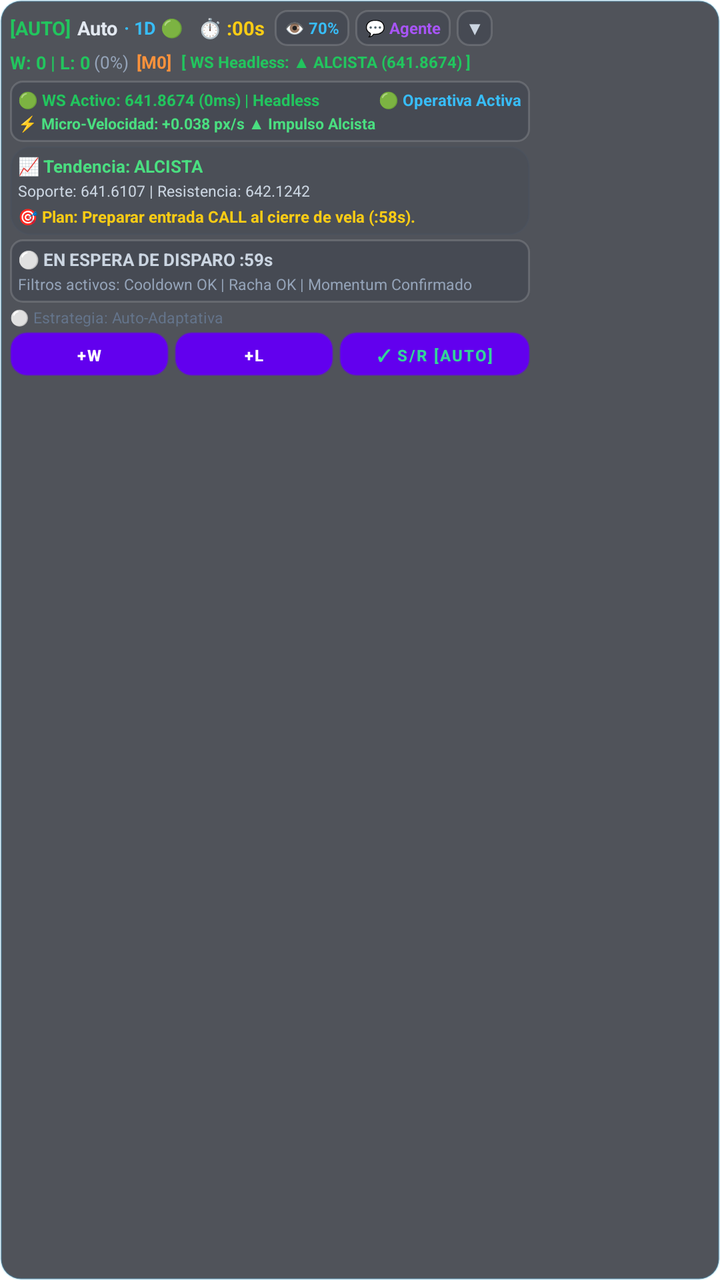
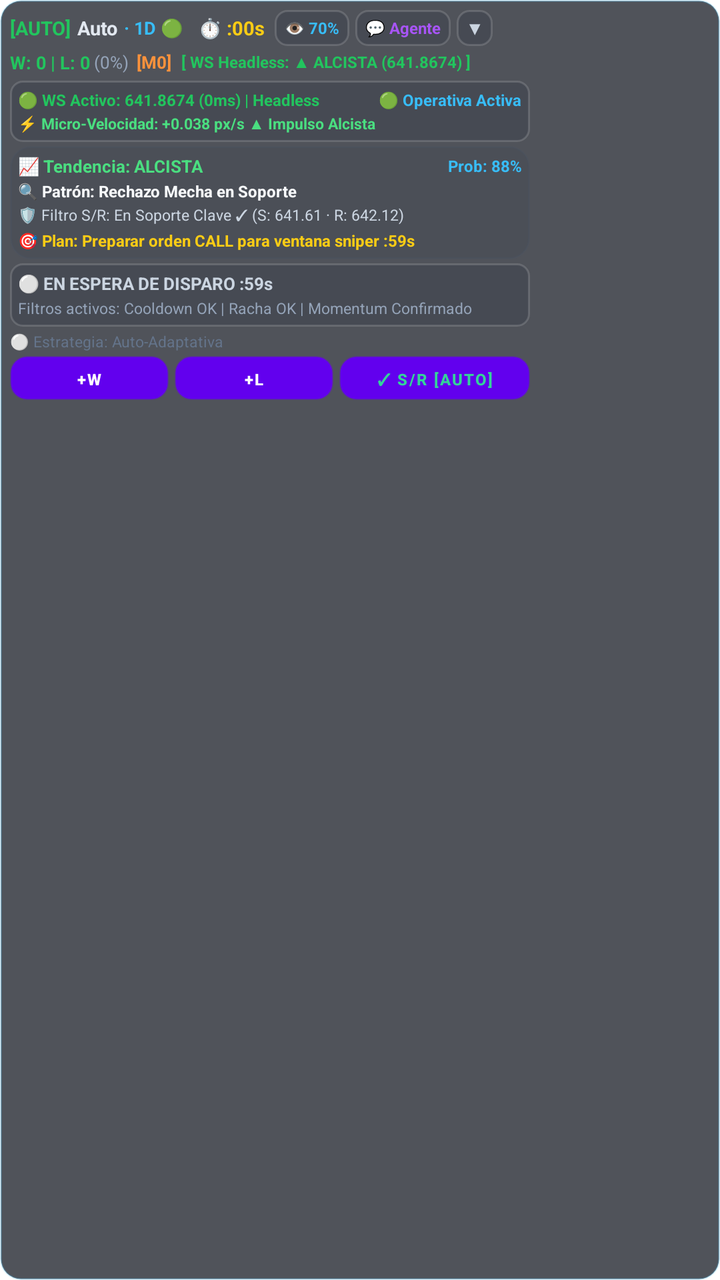

An Android layout rendered at two revisions. The XML below is the earlier revision; the diff shows what the commit changed to produce the second picture.
<!-- AndroidManifest.xml: application theme Theme.TradeDraw -->
<!-- res/layout/layout_trading_hud.xml -->
<?xml version="1.0" encoding="utf-8"?>
<LinearLayout xmlns:android="http://schemas.android.com/apk/res/android"
    android:id="@+id/hud_root"
    android:layout_width="wrap_content"
    android:layout_height="wrap_content"
    android:orientation="vertical"
    android:background="@drawable/bg_hud_panel"
    android:padding="5dp"
    android:elevation="14dp">

    
    <LinearLayout
        android:id="@+id/hud_header_line1"
        android:layout_width="wrap_content"
        android:layout_height="wrap_content"
        android:orientation="horizontal"
        android:gravity="center_vertical">

        <TextView
            android:id="@+id/hud_mode"
            android:layout_width="wrap_content"
            android:layout_height="wrap_content"
            android:text="[AUTO]"
            android:textColor="#22c55e"
            android:textSize="9.5sp"
            android:textStyle="bold"
            android:paddingEnd="3dp" />

        <TextView
            android:id="@+id/hud_strategy"
            android:layout_width="wrap_content"
            android:layout_height="wrap_content"
            android:text="Auto"
            android:textColor="#e2e8f0"
            android:textSize="9.5sp"
            android:textStyle="bold" />

        <TextView
            android:id="@+id/hud_streak_badge"
            android:layout_width="wrap_content"
            android:layout_height="wrap_content"
            android:text="· 1D 🟢"
            android:textColor="#38bdf8"
            android:textSize="9sp"
            android:textStyle="bold"
            android:layout_marginStart="3dp" />

        <TextView
            android:id="@+id/hud_timer"
            android:layout_width="wrap_content"
            android:layout_height="wrap_content"
            android:text=" ⏱️ :00s"
            android:textColor="#facc15"
            android:textSize="9.5sp"
            android:textStyle="bold"
            android:layout_marginStart="5dp" />

        
        <TextView
            android:id="@+id/hud_btn_opacity"
            android:layout_width="wrap_content"
            android:layout_height="18dp"
            android:text=" 👁️ 70% "
            android:textColor="#38bdf8"
            android:textSize="8sp"
            android:textStyle="bold"
            android:gravity="center"
            android:background="@drawable/bg_hud_chip"
            android:layout_marginStart="5dp"
            android:paddingHorizontal="3dp"
            android:clickable="true"
            android:focusable="true" />

        
        <TextView
            android:id="@+id/hud_btn_chat"
            android:layout_width="wrap_content"
            android:layout_height="18dp"
            android:text=" 💬 Agente "
            android:textColor="#a855f7"
            android:textSize="8sp"
            android:textStyle="bold"
            android:gravity="center"
            android:background="@drawable/bg_hud_chip"
            android:layout_marginStart="3dp"
            android:paddingHorizontal="3dp"
            android:clickable="true"
            android:focusable="true" />

        
        <TextView
            android:id="@+id/hud_btn_collapse"
            android:layout_width="18dp"
            android:layout_height="18dp"
            android:text="▼"
            android:textColor="#cbd5e1"
            android:textSize="8.5sp"
            android:textStyle="bold"
            android:gravity="center"
            android:background="@drawable/bg_hud_chip"
            android:layout_marginStart="3dp"
            android:clickable="true"
            android:focusable="true" />
    </LinearLayout>

    
    <LinearLayout
        android:id="@+id/hud_opacity_slider_container"
        android:layout_width="match_parent"
        android:layout_height="24dp"
        android:orientation="horizontal"
        android:gravity="center_vertical"
        android:background="@drawable/bg_hud_chip"
        android:paddingHorizontal="6dp"
        android:layout_marginTop="2dp"
        android:visibility="gone">

        <TextView
            android:layout_width="wrap_content"
            android:layout_height="wrap_content"
            android:text="👁️ Opacidad"
            android:textColor="#38bdf8"
            android:textSize="8sp"
            android:textStyle="bold" />

        <SeekBar
            android:id="@+id/hud_seek_opacity"
            android:layout_width="0dp"
            android:layout_height="wrap_content"
            android:layout_weight="1"
            android:max="80"
            android:progress="50"
            android:thumbTint="#38bdf8"
            android:progressTint="#38bdf8"
            android:progressBackgroundTint="#334155" />

        <TextView
            android:id="@+id/hud_txt_opacity_value"
            android:layout_width="28dp"
            android:layout_height="wrap_content"
            android:text="70%"
            android:gravity="end"
            android:textColor="#f8fafc"
            android:textSize="8sp"
            android:textStyle="bold" />
    </LinearLayout>

    
    <LinearLayout
        android:id="@+id/hud_header_line2"
        android:layout_width="wrap_content"
        android:layout_height="wrap_content"
        android:orientation="horizontal"
        android:gravity="center_vertical"
        android:layout_marginTop="2dp">

        <TextView
            android:id="@+id/hud_stats"
            android:layout_width="wrap_content"
            android:layout_height="wrap_content"
            android:text="W: 0 | L: 0"
            android:textColor="#22c55e"
            android:textSize="9sp"
            android:textStyle="bold" />

        <TextView
            android:id="@+id/hud_winrate"
            android:layout_width="wrap_content"
            android:layout_height="wrap_content"
            android:text=" (0%)"
            android:textColor="#94a3b8"
            android:textSize="8.5sp" />

        <TextView
            android:id="@+id/hud_martingale_badge"
            android:layout_width="wrap_content"
            android:layout_height="wrap_content"
            android:text=" [M0]"
            android:textColor="#fb923c"
            android:textSize="8.5sp"
            android:textStyle="bold"
            android:layout_marginStart="2dp" />

        
        <TextView
            android:id="@+id/hud_power_bar"
            android:layout_width="wrap_content"
            android:layout_height="wrap_content"
            android:text="[ WS Headless: ▲ ALCISTA (641.8674) ]"
            android:textColor="#22c55e"
            android:textSize="8sp"
            android:textStyle="bold"
            android:layout_marginStart="5dp" />
    </LinearLayout>

    
    <LinearLayout
        android:id="@+id/hud_details_container"
        android:layout_width="260dp"
        android:layout_height="wrap_content"
        android:orientation="vertical"
        android:layout_marginTop="3dp"
        android:visibility="visible">

        
        <LinearLayout
            android:layout_width="match_parent"
            android:layout_height="wrap_content"
            android:orientation="vertical"
            android:background="@drawable/bg_hud_chip"
            android:padding="4dp"
            android:layout_marginBottom="2dp">

            <LinearLayout
                android:layout_width="match_parent"
                android:layout_height="wrap_content"
                android:orientation="horizontal"
                android:gravity="center_vertical">

                <TextView
                    android:id="@+id/hud_diag"
                    android:layout_width="0dp"
                    android:layout_height="wrap_content"
                    android:layout_weight="1"
                    android:text="🟢 WS Activo: 641.8674 (0ms) | Headless"
                    android:textColor="#22c55e"
                    android:textSize="8sp"
                    android:textStyle="bold" />

                <TextView
                    android:id="@+id/hud_status"
                    android:layout_width="wrap_content"
                    android:layout_height="wrap_content"
                    android:text="🟢 Operativa Activa"
                    android:textColor="#38bdf8"
                    android:textSize="8sp"
                    android:textStyle="bold" />
            </LinearLayout>

            
            <TextView
                android:id="@+id/hud_tick_velocity"
                android:layout_width="match_parent"
                android:layout_height="wrap_content"
                android:text="⚡ Micro-Velocidad: +0.038 px/s ▲ Impulso Alcista"
                android:textColor="#4ade80"
                android:textSize="7.5sp"
                android:textStyle="bold"
                android:layout_marginTop="1dp" />
        </LinearLayout>

        
        <LinearLayout
            android:id="@+id/hud_didactic_card"
            android:layout_width="match_parent"
            android:layout_height="wrap_content"
            android:orientation="vertical"
            android:background="@drawable/bg_hud_signal_idle"
            android:padding="4dp"
            android:layout_marginBottom="2dp">

            
            <TextView
                android:id="@+id/hud_trend_badge"
                android:layout_width="wrap_content"
                android:layout_height="wrap_content"
                android:text="📈 Tendencia: ALCISTA"
                android:textColor="#4ade80"
                android:textSize="8.5sp"
                android:textStyle="bold" />

            
            <TextView
                android:id="@+id/hud_trend_reason"
                android:layout_width="wrap_content"
                android:layout_height="wrap_content"
                android:text="Soporte: 641.6107 | Resistencia: 642.1242"
                android:textColor="#cbd5e1"
                android:textSize="7.5sp"
                android:layout_marginTop="1dp" />

            
            <TextView
                android:id="@+id/hud_planned_action"
                android:layout_width="match_parent"
                android:layout_height="wrap_content"
                android:text="🎯 Plan: Preparar entrada CALL al cierre de vela (:58s)."
                android:textColor="#facc15"
                android:textSize="8sp"
                android:textStyle="bold"
                android:layout_marginTop="2dp" />
        </LinearLayout>

        
        <LinearLayout
            android:id="@+id/hud_signal_card"
            android:layout_width="match_parent"
            android:layout_height="wrap_content"
            android:orientation="vertical"
            android:background="@drawable/bg_hud_chip"
            android:padding="4dp"
            android:layout_marginBottom="2dp">

            <LinearLayout
                android:layout_width="match_parent"
                android:layout_height="wrap_content"
                android:orientation="horizontal"
                android:gravity="center_vertical">

                <TextView
                    android:id="@+id/hud_signal_title"
                    android:layout_width="0dp"
                    android:layout_height="wrap_content"
                    android:layout_weight="1"
                    android:text="⚪ EN ESPERA DE DISPARO :59s"
                    android:textColor="#cbd5e1"
                    android:textSize="8.5sp"
                    android:textStyle="bold" />

                <TextView
                    android:id="@+id/hud_signal_countdown"
                    android:layout_width="wrap_content"
                    android:layout_height="wrap_content"
                    android:text=""
                    android:textColor="#facc15"
                    android:textSize="8sp"
                    android:textStyle="bold"
                    android:visibility="gone" />
            </LinearLayout>

            <TextView
                android:id="@+id/hud_signal_desc"
                android:layout_width="match_parent"
                android:layout_height="wrap_content"
                android:text="Filtros activos: Cooldown OK | Racha OK | Momentum Confirmado"
                android:textColor="#94a3b8"
                android:textSize="7.5sp"
                android:layout_marginTop="1dp" />
        </LinearLayout>

        
        <TextView
            android:id="@+id/hud_hint"
            android:layout_width="wrap_content"
            android:layout_height="wrap_content"
            android:text="⚪ Estrategia: Auto-Adaptativa"
            android:textColor="#64748b"
            android:textSize="7.5sp"
            android:layout_marginBottom="2dp" />

        
        <LinearLayout
            android:layout_width="match_parent"
            android:layout_height="wrap_content"
            android:orientation="horizontal"
            android:gravity="center_vertical">

            <Button
                android:id="@+id/hud_btn_win"
                android:layout_width="0dp"
                android:layout_height="22dp"
                android:layout_weight="1"
                android:text="+W"
                android:textSize="8sp"
                android:textStyle="bold"
                android:textColor="#ffffff"
                android:background="@drawable/bg_hud_btn_win"
                android:padding="0dp" />

            <Button
                android:id="@+id/hud_btn_loss"
                android:layout_width="0dp"
                android:layout_height="22dp"
                android:layout_weight="1"
                android:text="+L"
                android:textSize="8sp"
                android:textStyle="bold"
                android:textColor="#ffffff"
                android:background="@drawable/bg_hud_btn_loss"
                android:layout_marginStart="3dp"
                android:padding="0dp" />

            <Button
                android:id="@+id/hud_btn_recalc_ai"
                android:layout_width="0dp"
                android:layout_height="22dp"
                android:layout_weight="1.2"
                android:text="✓ S/R [Auto]"
                android:textSize="8sp"
                android:textStyle="bold"
                android:textColor="#34d399"
                android:background="@drawable/bg_hud_btn_recalc"
                android:layout_marginStart="3dp"
                android:padding="0dp" />
        </LinearLayout>
    </LinearLayout>

</LinearLayout>
<!-- resources referenced by this layout -->
<resources>
  <!-- drawable bg_hud_btn_loss (drawable) -->
  <?xml version="1.0" encoding="utf-8"?>
  <ripple xmlns:android="http://schemas.android.com/apk/res/android"
      android:color="#40FFFFFF">
      <item>
          <shape android:shape="rectangle">
              <gradient
                  android:startColor="#F43F5E"
                  android:endColor="#E11D48"
                  android:angle="270" />
              <corners android:radius="8dp" />
              <stroke
                  android:width="1dp"
                  android:color="#4DFB7185" />
          </shape>
      </item>
  </ripple>
  <!-- drawable bg_hud_btn_recalc (drawable) -->
  <?xml version="1.0" encoding="utf-8"?>
  <ripple xmlns:android="http://schemas.android.com/apk/res/android"
      android:color="#40FFFFFF">
      <item>
          <shape android:shape="rectangle">
              <gradient
                  android:startColor="#0284c7"
                  android:endColor="#0369a1"
                  android:angle="270" />
              <corners android:radius="8dp" />
              <stroke
                  android:width="1dp"
                  android:color="#4D38BDF8" />
          </shape>
      </item>
  </ripple>
  <!-- drawable bg_hud_btn_win (drawable) -->
  <?xml version="1.0" encoding="utf-8"?>
  <ripple xmlns:android="http://schemas.android.com/apk/res/android"
      android:color="#40FFFFFF">
      <item>
          <shape android:shape="rectangle">
              <gradient
                  android:startColor="#10B981"
                  android:endColor="#059669"
                  android:angle="270" />
              <corners android:radius="8dp" />
              <stroke
                  android:width="1dp"
                  android:color="#4D34D399" />
          </shape>
      </item>
  </ripple>
  <!-- drawable bg_hud_chip (drawable) -->
  <?xml version="1.0" encoding="utf-8"?>
  <shape xmlns:android="http://schemas.android.com/apk/res/android"
      android:shape="rectangle">
      <solid android:color="#331E293B" />
      <corners android:radius="6dp" />
      <stroke
          android:width="1dp"
          android:color="#26FFFFFF" />
  </shape>
  <!-- drawable bg_hud_panel (drawable) -->
  <?xml version="1.0" encoding="utf-8"?>
  <shape xmlns:android="http://schemas.android.com/apk/res/android"
      android:shape="rectangle">
      <solid android:color="#B3070A14" />
      <corners android:radius="10dp" />
      <stroke
          android:width="1dp"
          android:color="#3338BDF8" />
  </shape>
  <!-- drawable bg_hud_signal_idle (drawable) -->
  <?xml version="1.0" encoding="utf-8"?>
  <shape xmlns:android="http://schemas.android.com/apk/res/android"
      android:shape="rectangle">
      <solid android:color="#1A1E293B" />
      <corners android:radius="10dp" />
      <stroke
          android:width="1dp"
          android:color="#33475569" />
  </shape>
  <style name="Theme.TradeDraw" parent="Theme.MaterialComponents.DayNight.NoActionBar" />
</resources>

<!-- the commit's change to res/layout/layout_trading_hud.xml (unified diff, before → after) -->
@@ -260,21 +260,49 @@
             android:layout_marginBottom="2dp">
 
             
-            <TextView
-                android:id="@+id/hud_trend_badge"
-                android:layout_width="wrap_content"
-                android:layout_height="wrap_content"
-                android:text="📈 Tendencia: ALCISTA"
-                android:textColor="#4ade80"
-                android:textSize="8.5sp"
-                android:textStyle="bold" />
+            <LinearLayout
+                android:layout_width="match_parent"
+                android:layout_height="wrap_content"
+                android:orientation="horizontal"
+                android:gravity="center_vertical">
+
+                <TextView
+                    android:id="@+id/hud_trend_badge"
+                    android:layout_width="0dp"
+                    android:layout_height="wrap_content"
+                    android:layout_weight="1"
+                    android:text="📈 Tendencia: ALCISTA"
+                    android:textColor="#4ade80"
+                    android:textSize="8.5sp"
+                    android:textStyle="bold" />
+
+                <TextView
+                    android:id="@+id/hud_prob_badge"
+                    android:layout_width="wrap_content"
+                    android:layout_height="wrap_content"
+                    android:text="Prob: 88%"
+                    android:textColor="#38bdf8"
+                    android:textSize="8sp"
+                    android:textStyle="bold" />
+            </LinearLayout>
 
             
             <TextView
-                android:id="@+id/hud_trend_reason"
-                android:layout_width="wrap_content"
-                android:layout_height="wrap_content"
-                android:text="Soporte: 641.6107 | Resistencia: 642.1242"
+                android:id="@+id/hud_detected_pattern"
+                android:layout_width="match_parent"
+                android:layout_height="wrap_content"
+                android:text="🔍 Patrón: Rechazo Mecha en Soporte"
+                android:textColor="#f8fafc"
+                android:textSize="8sp"
+                android:textStyle="bold"
+                android:layout_marginTop="1dp" />
+
+            
+            <TextView
+                android:id="@+id/hud_sr_filter_badge"
+                android:layout_width="match_parent"
+                android:layout_height="wrap_content"
+                android:text="🛡️ Filtro S/R: En Soporte Clave ✓ (S: 641.61 · R: 642.12)"
                 android:textColor="#cbd5e1"
                 android:textSize="7.5sp"
                 android:layout_marginTop="1dp" />
@@ -284,7 +312,7 @@
                 android:id="@+id/hud_planned_action"
                 android:layout_width="match_parent"
                 android:layout_height="wrap_content"
-                android:text="🎯 Plan: Preparar entrada CALL al cierre de vela (:58s)."
+                android:text="🎯 Plan: Preparar orden CALL para ventana sniper :59s"
                 android:textColor="#facc15"
                 android:textSize="8sp"
                 android:textStyle="bold"
